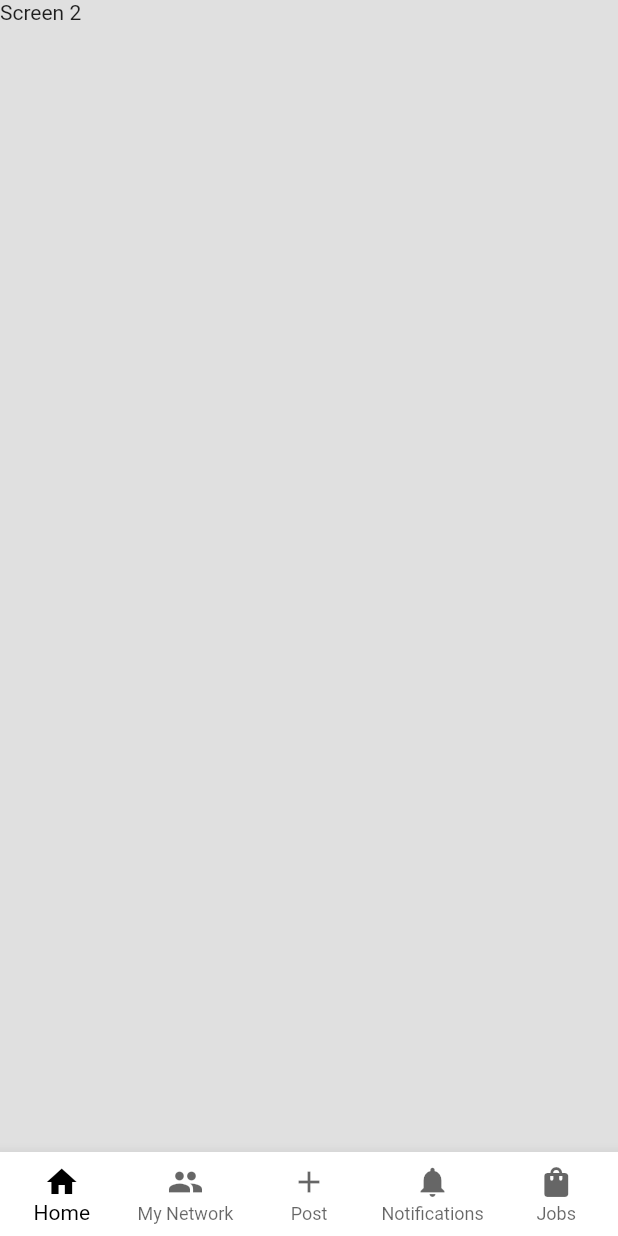
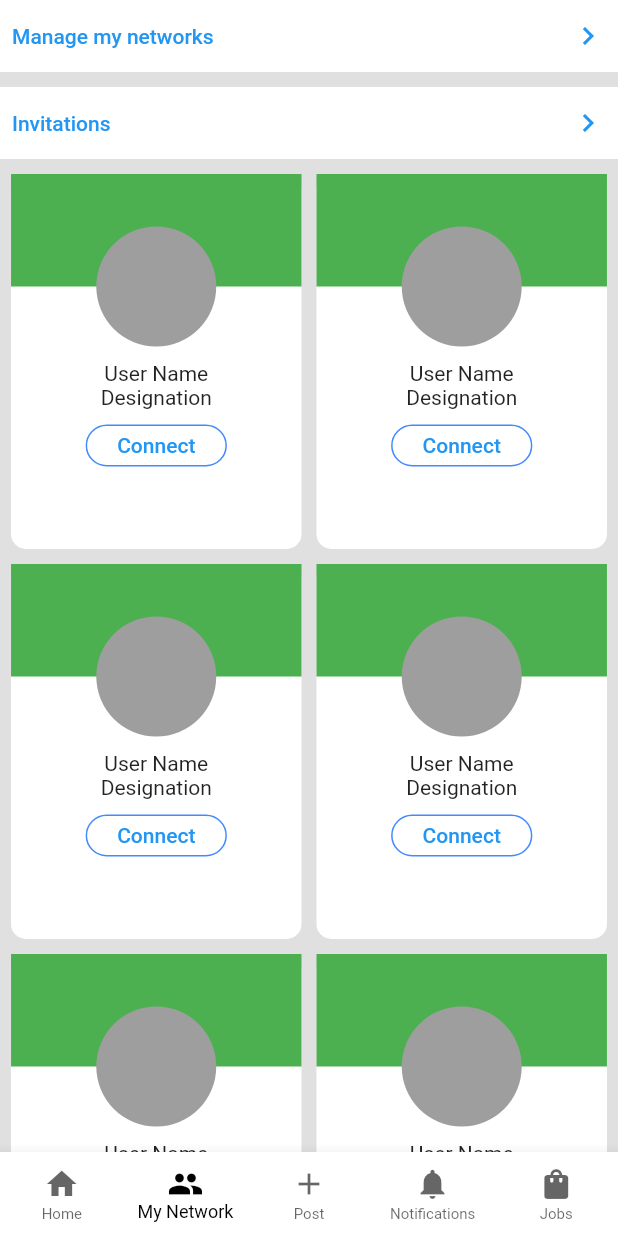
Before and after one commit to vajid-khan/FlutterLinkedIn, a Flutter app: the screen it shows after launch, item 2 of the bottom bar chosen, on a phone screen of 412 x 824 dp. Run offline on Flutter 3.47's test engine with Material 2 defaults, Android fonts, the phone set to English and light mode, and no system bars; our stand-ins replace font_awesome_flutter; network calls fail.

Commit message:
networks screen

```diff
--- a/lib/main.dart
+++ b/lib/main.dart
@@ -1,12 +1,12 @@
 import 'package:flutter/material.dart';
-import 'package:linked_in/screens/home.dart';
+import 'package:linked_in/screens/home/home.dart';
+import 'package:linked_in/screens/networks/network.dart';
 
 void main() {
   runApp(MyApp());
 }
 
 class MyApp extends StatefulWidget {
-  @override
   @override
   _MyApp createState() => _MyApp();
 }
@@ -16,7 +16,7 @@ class _MyApp extends State<MyApp> {
 
   var _pages = [
     Home(),
-    Text('Screen 2'),
+    Network(),
     Text('Screen 3'),
     Text('Screen 4'),
     Text('Screen 5'),
@@ -44,10 +44,11 @@ class _MyApp extends State<MyApp> {
         bottomNavigationBar: BottomNavigationBar(
           type: BottomNavigationBarType.fixed,
           backgroundColor: Colors.white,
+		  currentIndex: currentIndex,
           selectedItemColor: Colors.black,
           unselectedItemColor: Colors.black.withOpacity(.60),
-          selectedFontSize: 14,
-          unselectedFontSize: 12,
+          selectedFontSize: 12,
+          unselectedFontSize: 10,
           onTap: changeTab,
           items: [
             BottomNavigationBarItem(
--- a/lib/screens/home/home.dart
+++ b/lib/screens/home/home.dart
@@ -1,7 +1,7 @@
 import 'package:flutter/material.dart';
 import 'package:linked_in/api/Api.dart';
 import 'package:linked_in/models/Post.dart';
-import 'package:linked_in/screens/home/postCard.dart';
+import 'package:linked_in/screens/home/post_card.dart';
 
 class Home extends StatefulWidget {
   @override
--- /dev/null
+++ b/lib/screens/networks/network.dart
@@ -0,0 +1,45 @@
+import 'package:flutter/material.dart';
+import 'package:linked_in/screens/networks/user_card.dart';
+import 'package:linked_in/widgets/appButtons.dart';
+
+class Network extends StatefulWidget {
+  @override
+  _NetworkState createState() => _NetworkState();
+}
+
+class _NetworkState extends State<Network> {
+  @override
+  Widget build(BuildContext context) {
+    return SingleChildScrollView(
+      child: Column(
+        children: [
+          FullWidthButton(label: 'Manage my networks', onPress: () {}),
+          SizedBox(
+            height: 10,
+          ),
+          FullWidthButton(label: 'Invitations', onPress: () {}),
+          SizedBox(
+            height: 10,
+          ),
+          Wrap(
+            children: [
+              UserCard(),
+              UserCard(),
+              UserCard(),
+              UserCard(),
+              UserCard(),
+              UserCard(),
+              UserCard(),
+              UserCard(),
+            ],
+            spacing: 10,
+            runSpacing: 10,
+          ),
+          SizedBox(
+            height: 10,
+          )
+        ],
+      ),
+    );
+  }
+}
--- /dev/null
+++ b/lib/screens/networks/user_card.dart
@@ -0,0 +1,47 @@
+import 'package:flutter/material.dart';
+import 'package:linked_in/widgets/appButtons.dart';
+
+class UserCard extends StatelessWidget {
+  @override
+  Widget build(BuildContext context) {
+    var width = MediaQuery.of(context).size.width;
+
+    return Container(
+      height: 250,
+      width: width * 0.47,
+      decoration: BoxDecoration(
+        color: Colors.white,
+        borderRadius: BorderRadius.circular(10),
+      ),
+      child: Stack(
+        children: [
+          Positioned(
+            child: Container(
+              height: 75,
+              width: double.infinity,
+              decoration: BoxDecoration(color: Colors.green),
+            ),
+          ),
+          Positioned(
+            top: 35,
+            child: Column(
+              children: [
+                CircleAvatar(
+                  backgroundColor: Colors.grey,
+                  radius: 40,
+                ),
+                SizedBox(
+                  height: 10,
+                ),
+                Text('User Name'),
+                Text('Designation'),
+                OutlineAppButton(label: 'Connect', onPress: () {})
+              ],
+            ),
+          ),
+        ],
+        alignment: Alignment.topCenter,
+      ),
+    );
+  }
+}
--- a/lib/widgets/appButtons.dart
+++ b/lib/widgets/appButtons.dart
@@ -19,11 +19,60 @@ class AppButton extends StatelessWidget {
               color: Colors.grey,
               size: size,
             ),
-            Text(
-              label,
-              style: TextStyle(color: Colors.black),
-            )
+            label.length != 0
+                ? Text(
+                    label,
+                    style: TextStyle(color: Colors.black),
+                  )
+                : SizedBox()
           ],
         ));
   }
 }
+
+class FullWidthButton extends StatelessWidget {
+  final String label;
+  final Function onPress;
+
+  const FullWidthButton({Key key, this.label, this.onPress}) : super(key: key);
+  @override
+  Widget build(BuildContext context) {
+    return Container(
+      child: Column(
+        children: [
+          TextButton(
+            onPressed: onPress,
+            child: Row(
+              children: [Text(label), Icon(Icons.chevron_right)],
+              mainAxisAlignment: MainAxisAlignment.spaceBetween,
+            ),
+          ),
+        ],
+      ),
+      decoration: BoxDecoration(color: Colors.white),
+    );
+  }
+}
+
+class OutlineAppButton extends StatelessWidget {
+  final String label;
+  final Function onPress;
+
+  const OutlineAppButton({Key key, this.label, this.onPress}) : super(key: key);
+
+  @override
+  Widget build(BuildContext context) {
+    return TextButton(
+      onPressed: onPress,
+      child: Container(
+        child: Padding(
+          child: Text(label),
+          padding: EdgeInsets.symmetric(vertical: 5, horizontal: 20),
+        ),
+        decoration: BoxDecoration(
+            border: Border.all(color: Colors.blueAccent),
+            borderRadius: BorderRadius.circular(50)),
+      ),
+    );
+  }
+}
--- a/pubspec.yaml
+++ b/pubspec.yaml
@@ -28,7 +28,7 @@ dependencies:
   # The following adds the Cupertino Icons font to your application.
   # Use with the CupertinoIcons class for iOS style icons.
   cupertino_icons: ^1.0.2
-
+  font_awesome_flutter: ^9.0.0
 dev_dependencies:
   flutter_test:
     sdk: flutter
```
Also changed, not shown: lib/screens/home/post_card.dart (renamed from lib/screens/home/postCard.dart, +51 -12 lines), pubspec.lock.
